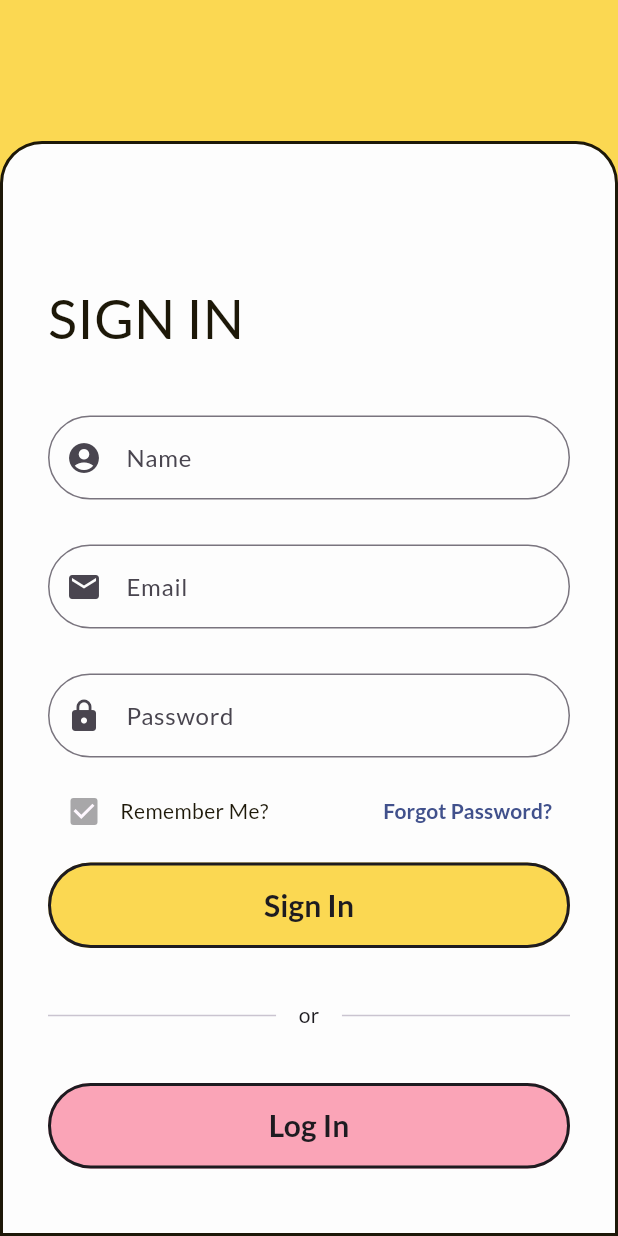
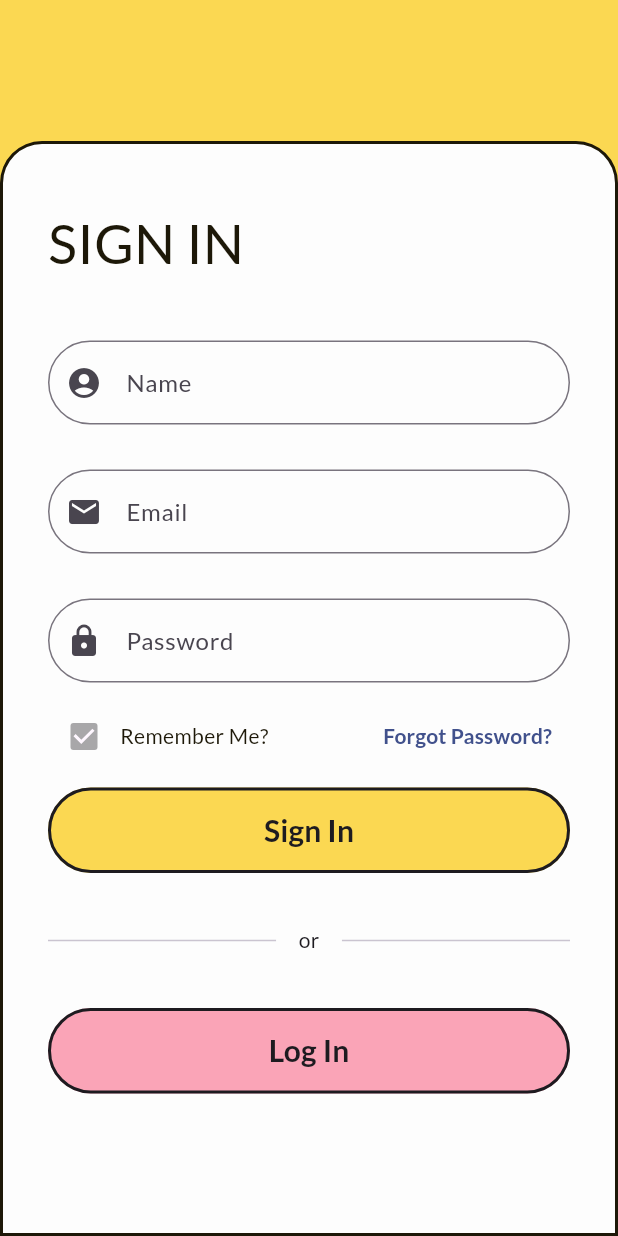
Before and after one commit to SimonFine/Lodowka, a Flutter app: the screen it shows after launch, after a tap on "Sign In", on a phone screen of 412 x 824 dp. Run offline on Flutter 3.47's test engine with Material 3 defaults, Android fonts, the phone set to English and light mode, and no system bars; our stand-ins replace google_fonts, group_button.

Commit message:
Convert columns in signin and login to listview and adjust padding

```diff
--- a/lodowka/lib/pages/log_in.dart
+++ b/lodowka/lib/pages/log_in.dart
@@ -35,13 +35,12 @@ class _LogInState extends State<LogIn> {
           ),
           child: Padding(
             padding: const EdgeInsets.only(
-              top: 90,
+              top: 40,
               left: 30,
               right: 30,
-              bottom: 33,
             ),
-            child: Column(
-              crossAxisAlignment: CrossAxisAlignment.stretch,
+            child: ListView(
+              //crossAxisAlignment: CrossAxisAlignment.stretch,
               // ignore: prefer_const_literals_to_create_immutables
               children: [
                 Text(
--- a/lodowka/lib/pages/sign_in.dart
+++ b/lodowka/lib/pages/sign_in.dart
@@ -33,13 +33,12 @@ class _SignInState extends State<SignIn> {
           ),
           child: Padding(
             padding: const EdgeInsets.only(
-              top: 90,
+              top: 40,
               left: 30,
               right: 30,
-              bottom: 33,
             ),
-            child: Column(
-              crossAxisAlignment: CrossAxisAlignment.stretch,
+            child: ListView(
+              //crossAxisAlignment: CrossAxisAlignment.stretch,
               // ignore: prefer_const_literals_to_create_immutables
               children: [
                 const Text(
```
